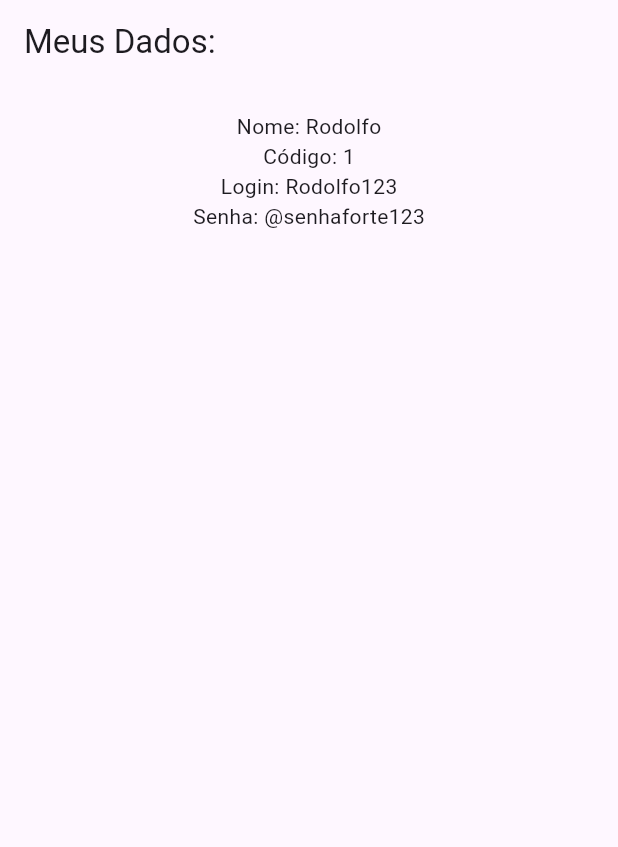
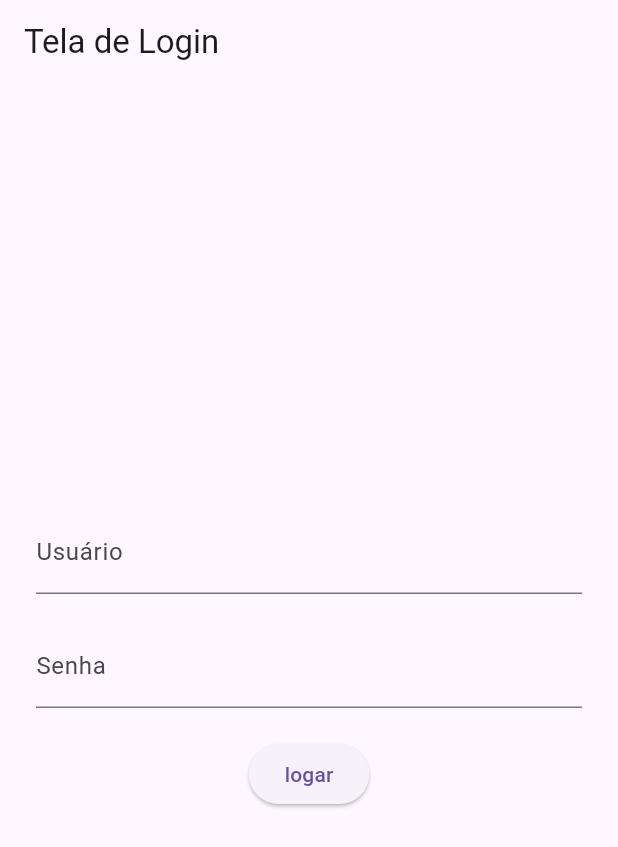
Before and after one commit to jussimar/voupedir, a Flutter app: the screen it shows after launch, on a phone screen of 412 x 824 dp. Shown: the top 847 px of the screen. Run offline on Flutter 3.47's test engine with Material 3 defaults, Android fonts, the phone set to English and light mode, and no system bars.

Commit message:
criação de telas de home e login funcionando a ação de login sem banco de dados

```diff
--- a/lib/main.dart
+++ b/lib/main.dart
@@ -1,4 +1,5 @@
 import 'package:flutter/material.dart';
+import 'tela_login.dart';
 import 'usuario.dart';
 
 void main() {
@@ -10,31 +11,9 @@ class MyApp extends StatelessWidget {
   @override
   Widget build(BuildContext context) {
 
-    Usuario u = Usuario(
-      codigo: 1,
-      login: "Rodolfo123",
-      nome: "Rodolfo",
-      senha: "@senhaforte123"
-    );
-
     return MaterialApp(
-      home: Scaffold(
-      appBar: AppBar(
-        title: const Text("Meus Dados: "),
-      ),
-      body: Center(
-        child: Padding(padding: const EdgeInsets.all(18.0),
-          child: Column(
-            children: [
-              Text("Nome: ${u.nome}"),
-              Text("Código: ${u.codigo}"),
-              Text("Login: ${u.login}"),
-              Text("Senha: ${u.senha}"),
-          ],
-        ),
-        ),
-      ),
-    ),
+      debugShowCheckedModeBanner: false,
+      home: TelaLogin(),
     );
   }
 }
--- /dev/null
+++ b/lib/tela_home.dart
@@ -0,0 +1,15 @@
+import 'package:flutter/material.dart';
+
+class TelaHome extends StatelessWidget{
+  TelaHome({super.key});
+
+  @override
+  Widget build(BuildContext context) {
+    return Scaffold(
+        appBar: AppBar(title: const Text("Seja bem vindo Usuário: ")),
+        body: const Center(
+          child: Text("Tela de Home"),
+        ),
+    );
+  }
+}
--- /dev/null
+++ b/lib/tela_login.dart
@@ -0,0 +1,54 @@
+import 'dart:ui';
+import 'tela_home.dart';
+import 'usuario.dart';
+import 'package:flutter/material.dart';
+
+class TelaLogin extends StatelessWidget{
+  TelaLogin({super.key});
+
+  Usuario u  = Usuario(
+    nome: 'admin',
+    login: 'admin',
+    senha: '@senhaforte123',
+    codigo: 1
+  );
+
+  final TextEditingController usuarioController = TextEditingController();
+  final TextEditingController senhaController = TextEditingController();
+
+  @override
+  Widget build(BuildContext context){
+    return Scaffold(
+      appBar: AppBar(title: const Text("Tela de Login")),
+      body: Padding(padding: const EdgeInsets.all(24.0),
+        child: Column(
+          mainAxisAlignment: MainAxisAlignment.center,
+          children: [
+            TextField(
+              decoration: const InputDecoration(labelText: 'Usuário'),
+              controller: usuarioController,
+            ),
+            const SizedBox(height: 20),
+            TextField(
+              decoration: const InputDecoration(labelText: 'Senha'),
+              obscureText: true,
+              controller: senhaController,
+            ),
+            SizedBox(height: 20),
+            ElevatedButton(onPressed: (){
+              if(u.login == usuarioController.text && u.senha == senhaController.text){
+                Navigator.push(context,
+                  MaterialPageRoute(builder: (context) => TelaHome())
+                );
+              }else {
+                ScaffoldMessenger.of(context).showSnackBar(
+                    SnackBar(content: Text("Usuário ou senha inválidos!!"))
+                );
+              }
+            }, child: const Text('logar'))
+          ],
+        ),
+      )
+    );
+  }
+}
```
